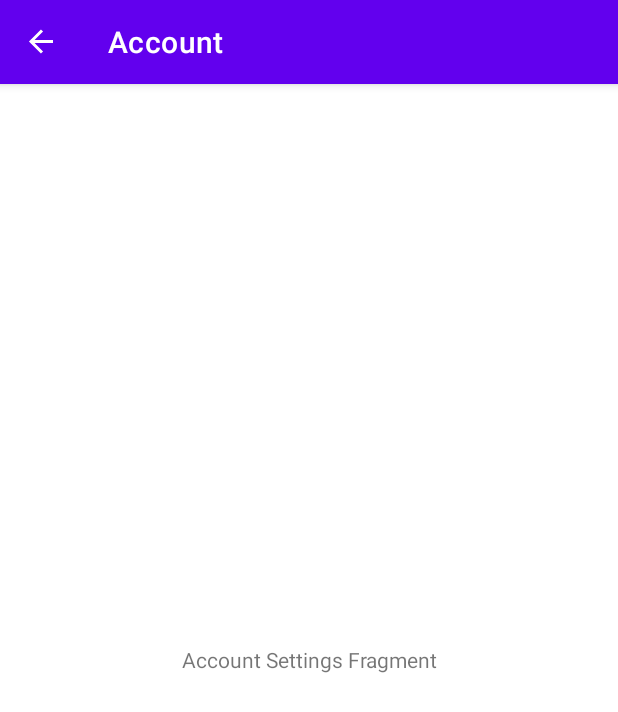
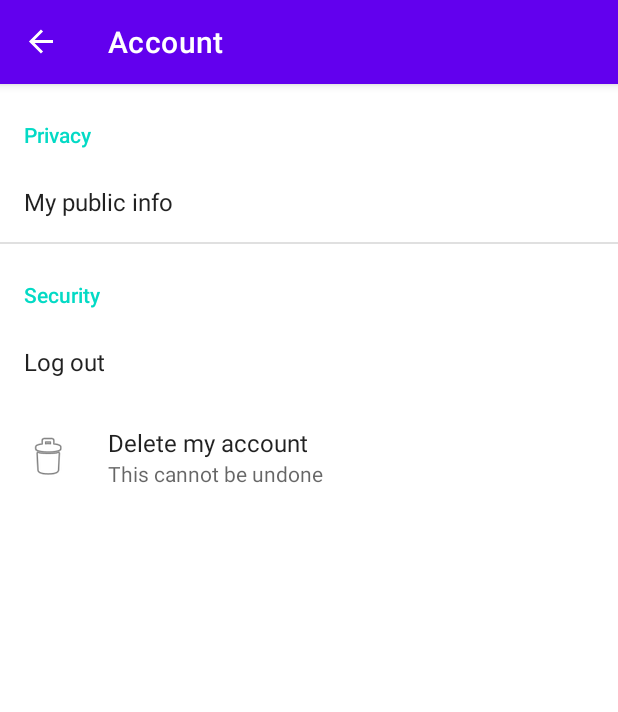
Before and after one commit to muhammadzkralla/GlobUChat, an Android app: the AccountSettingsFragment screen opened through its navigation route, on a phone screen of 412 x 824 dp. Shown: the top 712 px of the screen. Run offline under Robolectric (Android 15) with nearby library versions, the phone set to English and light mode, and no system bars; our stand-ins replace androidx.preference, navigation-ui.

```diff
--- a/app/src/main/java/com/dimits/globuchat/AccountSettingsFragment.kt
+++ b/app/src/main/java/com/dimits/globuchat/AccountSettingsFragment.kt
@@ -5,16 +5,17 @@ import androidx.fragment.app.Fragment
 import android.view.LayoutInflater
 import android.view.View
 import android.view.ViewGroup
-import com.dimits.globuchat.R
+import androidx.navigation.fragment.NavHostFragment
+import androidx.preference.Preference
+import androidx.preference.PreferenceFragmentCompat
 
 
-class AccountSettingsFragment : Fragment() {
+class AccountSettingsFragment : PreferenceFragmentCompat() {
 
-    override fun onCreateView(
-        inflater: LayoutInflater, container: ViewGroup?,
-        savedInstanceState: Bundle?
-    ): View? {
 
-        return inflater.inflate(R.layout.fragment_account_settings, container, false)
+    override fun onCreatePreferences(savedInstanceState: Bundle?, rootKey: String?) {
+        setPreferencesFromResource(R.xml.account_settings, rootKey)
+
+
     }
 }
--- a/app/src/main/java/com/dimits/globuchat/MainActivity.kt
+++ b/app/src/main/java/com/dimits/globuchat/MainActivity.kt
@@ -36,6 +36,10 @@ class MainActivity : AppCompatActivity(), SharedPreferences.OnSharedPreferenceCh
         val sharedPreferences = PreferenceManager.getDefaultSharedPreferences(this)
         val autoReplyTime = sharedPreferences.getString(getString(R.string.key_auto_reply_time),"")
         Log.i("MainActivity", "auto Reply time: $autoReplyTime ")
+
+        val publicInfo = sharedPreferences.getStringSet(getString(R.string.key_public_info), null)
+        Log.i("MainActivity", "Public info: $publicInfo ")
+
     }
 
     override fun onSupportNavigateUp(): Boolean {
--- a/app/src/main/res/layout/fragment_account_settings.xml
+++ /dev/null
@@ -1,18 +0,0 @@
-<?xml version="1.0" encoding="utf-8"?>
-<androidx.constraintlayout.widget.ConstraintLayout xmlns:android="http://schemas.android.com/apk/res/android"
-    xmlns:app="http://schemas.android.com/apk/res-auto"
-    xmlns:tools="http://schemas.android.com/tools"
-    android:layout_width="match_parent"
-    android:layout_height="match_parent">
-
-    <TextView
-        android:layout_width="0dp"
-        android:layout_height="0dp"
-        android:gravity="center"
-        android:text="Account Settings Fragment"
-        app:layout_constraintBottom_toBottomOf="parent"
-        app:layout_constraintEnd_toEndOf="parent"
-        app:layout_constraintStart_toStartOf="parent"
-        app:layout_constraintTop_toTopOf="parent" />
-
-</androidx.constraintlayout.widget.ConstraintLayout>
--- /dev/null
+++ b/app/src/main/res/xml/account_settings.xml
@@ -0,0 +1,35 @@
+<?xml version="1.0" encoding="utf-8"?>
+<PreferenceScreen xmlns:android="http://schemas.android.com/apk/res/android"
+    xmlns:app="http://schemas.android.com/apk/res-auto">
+
+    <PreferenceCategory
+        android:title="@string/title_privacy"
+        app:iconSpaceReserved="false">
+
+        <MultiSelectListPreference
+            android:entries="@array/entries_public_info"
+            android:entryValues="@array/values_public_info"
+            android:key="@string/key_public_info"
+            android:title="@string/title_public_info"
+            app:iconSpaceReserved="false" />
+
+    </PreferenceCategory>
+
+    <PreferenceCategory
+        android:title="@string/title_security"
+        app:iconSpaceReserved="false">
+
+        <Preference
+            android:key="@string/key_log_out"
+            android:title="@string/title_log_out"
+            app:iconSpaceReserved="false" />
+
+        <Preference
+            android:key="@string/key_delete_account"
+            android:summary="@string/summary_delete_account"
+            android:title="@string/title_delete_account"
+            app:icon="@android:drawable/ic_menu_delete" />
+
+    </PreferenceCategory>
+
+</PreferenceScreen>
```
